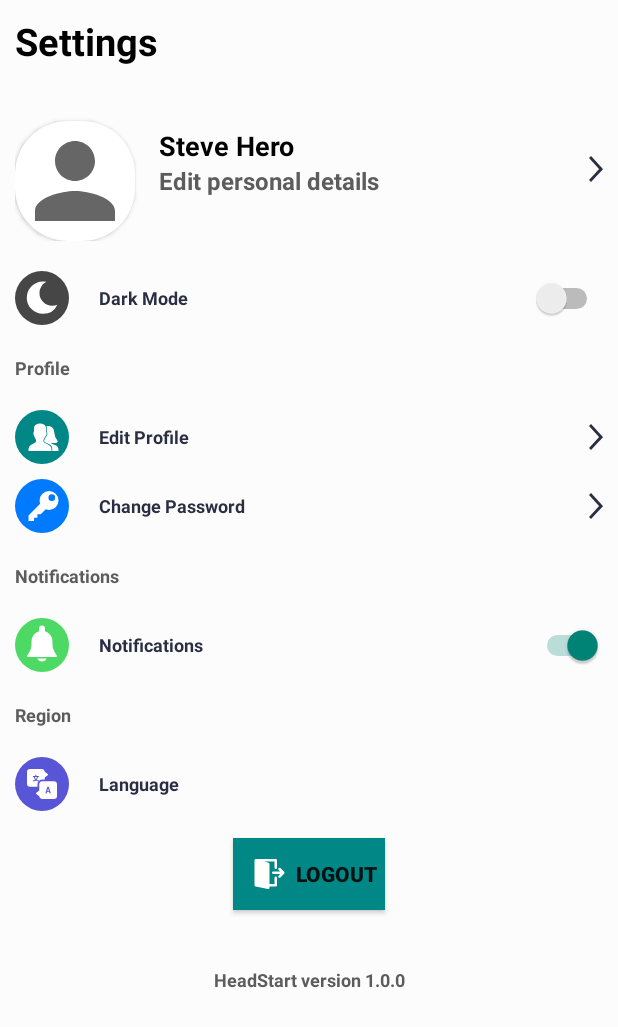
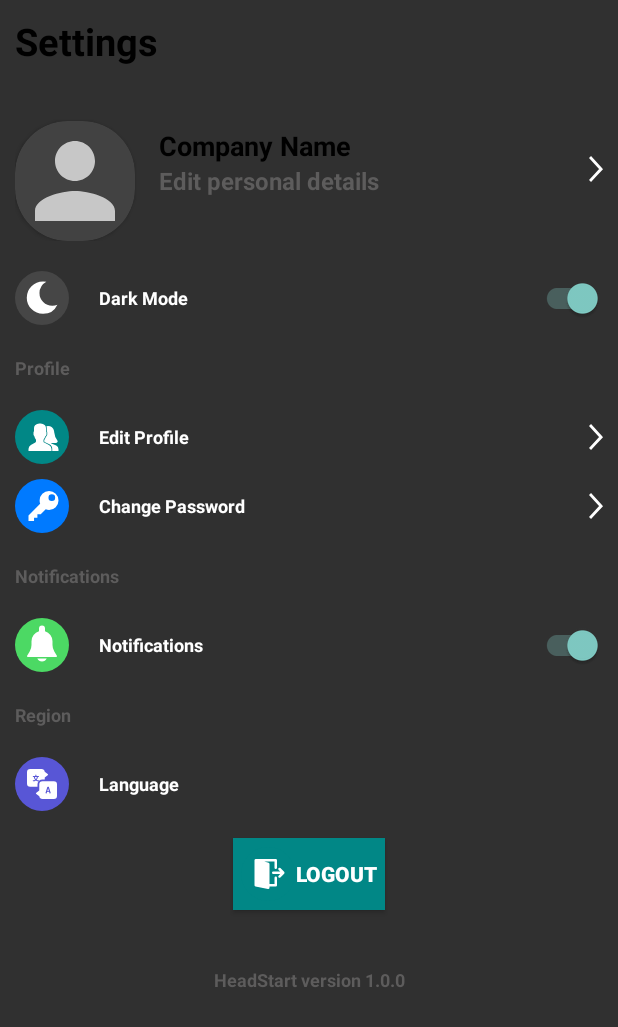
Before and after one commit to skepquilian/HeadStart, an Android app: the DriversActivity screen opened directly, with no data from a screen before it, item 5 of the bottom bar chosen, on a phone screen of 412 x 824 dp. Shown: the top 1027 px of the screen. Run offline under Robolectric (Android 15) with nearby library versions, the phone set to English and light mode, and no system bars; our stand-ins replace CircleImageView, Firebase (no records; nobody signed in at launch, a user with empty details on screens opened directly).

Commit message:
adds settings user frontend

```diff
--- a/app/src/main/java/com/example/headstart/Settings/SettingsActivity.java
+++ b/app/src/main/java/com/example/headstart/Settings/SettingsActivity.java
@@ -1,13 +1,18 @@
 package com.example.headstart.Settings;
 
 import android.content.Intent;
+import android.content.SharedPreferences;
 import android.os.Bundle;
 import android.util.Log;
 import android.view.View;
 import android.widget.Button;
+import android.widget.CompoundButton;
+import android.widget.ImageView;
 import android.widget.Toast;
 
 import androidx.appcompat.app.AppCompatActivity;
+import androidx.appcompat.app.AppCompatDelegate;
+import androidx.appcompat.widget.SwitchCompat;
 
 import com.example.headstart.AuthenticateActivities.TruckOwnerLoginForm;
 import com.example.headstart.Home.HomeActivity;
@@ -16,7 +21,10 @@ import com.google.firebase.auth.FirebaseAuth;
 
 public class SettingsActivity extends AppCompatActivity implements View.OnClickListener {
 
-//    private BottomNavigationView bottomNavigationView;
+    //private BottomNavigationView bottomNavigationView;
+    SwitchCompat modeSwitch, notificationSwitch;
+    SharedPreferences sharedPreferences = null;
+    ImageView moreImage;
 
     @Override
     protected void onCreate(Bundle savedInstanceState) {
@@ -25,16 +33,50 @@ public class SettingsActivity extends AppCompatActivity implements View.OnClickL
 
         Button logOut = findViewById(R.id.logoutBtn);
         logOut.setOnClickListener(this);
-//
-//        bottomNavigationView = findViewById(R.id.bottom_nav_bar);
-//        bottomNavigationView.setOnNavigationItemSelectedListener(this);
+
+        moreImage = findViewById(R.id.more_arrow_image);
+        modeSwitch = findViewById(R.id.darkModeSwitch);
+        notificationSwitch = findViewById(R.id.notifySwitch);
+
+
+        sharedPreferences = getSharedPreferences("night", 0);
+        Boolean boolValue = sharedPreferences.getBoolean("night_mode", true);
+        if (boolValue){
+            AppCompatDelegate.setDefaultNightMode(AppCompatDelegate.MODE_NIGHT_YES);
+            modeSwitch.setChecked(true);
+            moreImage.setImageResource(R.drawable.ic_more);
+        }
+
+        modeSwitch.setOnCheckedChangeListener(new CompoundButton.OnCheckedChangeListener() {
+            @Override
+            public void onCheckedChanged(CompoundButton buttonView, boolean isChecked) {
+                if (isChecked){
+                    AppCompatDelegate.setDefaultNightMode(AppCompatDelegate.MODE_NIGHT_YES);
+                    modeSwitch.setChecked(true);
+                    moreImage.setImageResource(R.drawable.ic_more);
+                    SharedPreferences.Editor editor = sharedPreferences.edit();
+                    editor.putBoolean("night_mode", true);
+                    editor.commit();
+                }
+                else {
+                    AppCompatDelegate.setDefaultNightMode(AppCompatDelegate.MODE_NIGHT_NO);
+                    modeSwitch.setChecked(false);
+                    moreImage.setImageResource(R.drawable.ic_more);
+                    SharedPreferences.Editor editor = sharedPreferences.edit();
+                    editor.putBoolean("night_mode", false);
+                    editor.commit();
+                }
+            }
+        });
+
+
+
 
     }
 
     @Override
     protected void onStart() {
         super.onStart();
-        //updateNavigationBarState();
     }
 
     /**
@@ -58,49 +100,6 @@ public class SettingsActivity extends AppCompatActivity implements View.OnClickL
         }
     }
 
-//    /**
-//     * Bottom Navigation bar
-//     */
-//    @Override
-//    public boolean onNavigationItemSelected(@NonNull MenuItem item) {
-//
-//        int itemId = item.getItemId();
-//
-//        if (itemId == R.id.nav_home) {
-//            //home activity
-//            startActivity(new Intent(this, HomeActivity.class));
-//            return true;
-//        } else if (itemId == R.id.nav_trucks) {
-//            //truck activity
-//            startActivity(new Intent(this, TrucksActivity.class));
-//            return true;
-//        } else if (itemId == R.id.nav_map) {
-//            //truck activity
-//            return true;
-//        } else if (itemId == R.id.nav_drivers) {
-//            //drivers activity
-//            startActivity(new Intent(this, DriversActivity.class));
-//            return true;
-//        } else if (itemId == R.id.nav_settings) {
-//            //settings activity
-//            startActivity(new Intent(this, SettingsActivity.class));
-//            return true;
-//        }
-//        return false;
-//    }
-//
-//
-//    /**
-//     * menu Item select focus function
-//     */
-//    private void updateNavigationBarState() {
-//        Menu menu = bottomNavigationView.getMenu();
-//        MenuItem menuItem = menu.getItem(4);
-//        menuItem.setChecked(true);
-//
-//        bottomNavigationView.setBackground(null);
-//        bottomNavigationView.getMenu().getItem(2).setEnabled(false);
-//    }
 
     /**
      * Logging out User.
@@ -109,7 +108,7 @@ public class SettingsActivity extends AppCompatActivity implements View.OnClickL
         FirebaseAuth.getInstance().signOut();
         startActivity(new Intent(SettingsActivity.this, TruckOwnerLoginForm.class));
         Toast.makeText(SettingsActivity.this, "Logged out", Toast.LENGTH_SHORT).show();
-        Log.i("Logging User Out","Successfully Signed out");
+        Log.i("Logging User Out", "Successfully Signed out");
     }
 
     @Override
--- /dev/null
+++ b/app/src/main/res/drawable-night/ic_more.xml
@@ -0,0 +1,11 @@
+<vector xmlns:android="http://schemas.android.com/apk/res/android"
+    android:width="9dp"
+    android:height="17dp"
+    android:viewportWidth="9.879"
+    android:viewportHeight="17.488">
+    <path
+        android:pathData="M0.723,0.69l7.72,8.094 0.046,0.048 -3.857,3.952 -3.909,4"
+        android:strokeColor="#fff"
+        android:fillColor="#00000000"
+        android:strokeWidth="2"/>
+</vector>
--- a/app/src/main/res/layout/activity_drivers.xml
+++ b/app/src/main/res/layout/activity_drivers.xml
@@ -27,8 +27,7 @@
 
             <ProgressBar
                 android:id="@+id/progressBar"
-                android:layout_width="wrap_content"
-                android:layout_height="wrap_content"
+                style="@style/viewParent"
                 android:layout_centerInParent="true"
                 android:visibility="visible" />
 
@@ -45,8 +44,7 @@
 
     <com.google.android.material.floatingactionbutton.FloatingActionButton
         android:id="@+id/addDriver_fab"
-        android:layout_width="wrap_content"
-        android:layout_height="wrap_content"
+        style="@style/viewParent"
         android:layout_alignParentEnd="true"
         android:layout_alignParentBottom="true"
         android:layout_marginEnd="10dp"
--- a/app/src/main/res/layout/activity_reset_password.xml
+++ b/app/src/main/res/layout/activity_reset_password.xml
@@ -38,9 +38,7 @@
 
     <ProgressBar
         android:id="@+id/progressBar"
-        style="?android:attr/progressBarStyle"
-        android:layout_width="wrap_content"
-        android:layout_height="wrap_content"
+        style="@style/viewParent"
         android:visibility="gone"
         app:layout_constraintBottom_toTopOf="@+id/emailAddress"
         app:layout_constraintEnd_toEndOf="parent"
--- a/app/src/main/res/layout/activity_settings.xml
+++ b/app/src/main/res/layout/activity_settings.xml
@@ -5,7 +5,6 @@
     xmlns:tools="http://schemas.android.com/tools"
     android:layout_width="match_parent"
     android:layout_height="match_parent"
-    android:background="@color/contentBodyColor"
     tools:context=".Settings.SettingsActivity">
 
     <TextView
@@ -51,7 +50,7 @@
                 <TextView
                     android:id="@+id/usernameTextView"
                     style="@style/viewParent.headerText"
-                    android:text="Steve Hero"
+                    android:text="Company Name"
                     android:textSize="18sp"
                     android:layout_toEndOf="@id/profileCircleImageView"
                     android:layout_marginTop="20dp"/>
@@ -65,6 +64,7 @@
                     android:layout_toEndOf="@id/profileCircleImageView"/>
 
                 <ImageView
+                    android:id="@+id/more_arrow_image"
                     style="@style/viewParent"
                     android:src="@drawable/ic_more"
                     android:layout_alignParentEnd="true"
@@ -72,12 +72,12 @@
                     android:contentDescription="@string/profile_image" />
             </RelativeLayout>
 
-            <Switch
+            <androidx.appcompat.widget.SwitchCompat
                 android:id="@+id/darkModeSwitch"
                 style="@style/settingsText"
                 android:drawableStart="@drawable/ic_dark_mode"
-                android:text="Dark Mode"
-                tools:ignore="UseSwitchCompatOrMaterialXml" />
+                android:text="Dark Mode"/>
+
 
             <TextView
                 style="@style/viewParent.headerText.settingsMiniTitle"
@@ -98,7 +98,8 @@
                 style="@style/viewParent.headerText.settingsMiniTitle"
                 android:text="Notifications"/>
 
-            <Switch
+            <androidx.appcompat.widget.SwitchCompat
+                android:id="@+id/notifySwitch"
                 style="@style/settingsText"
                 android:checked="true"
                 android:drawableStart="@drawable/ic_notifications"
@@ -123,7 +124,7 @@
                 android:layout_margin="18dp"
                 android:padding="5dp"
                 android:background="@color/accent_200"
-                android:text="Logout"
+                android:text="@string/logout"
                 android:textStyle="bold"
                 app:drawableLeftCompat="@drawable/ic_logout" />
 
--- a/app/src/main/res/layout/activity_trucks.xml
+++ b/app/src/main/res/layout/activity_trucks.xml
@@ -7,8 +7,7 @@
     tools:context=".Trucks.TrucksActivity">
 
     <TextView
-        android:layout_width="wrap_content"
-        android:layout_height="wrap_content"
+        style="@style/viewParent"
         android:background="@color/black"
         android:layout_centerHorizontal="true"
         android:layout_centerInParent="true"
--- a/app/src/main/res/values/colors.xml
+++ b/app/src/main/res/values-night/colors.xml
@@ -5,12 +5,12 @@
     <color name="appBackground">#1E1D20</color>
     <color name="black">#000000</color>
     <color name="white">#FFFFFFFF</color>
-<!--    <color name="grey">#d0d0d0</color>-->
+    <!--    <color name="grey">#d0d0d0</color>-->
     <color name="grey">#E6E6E6</color>
 
     <!--colors for light mode-->
-    <color name="contentBodyColor">#FCFCFC</color>
-    <color name="contentTextColor">#020000</color>
+    <color name="contentBodyColor">#000000</color>
+    <color name="contentTextColor">#FFFFFF</color>
     <color name="imageBorderColor">#E01E7A</color>
-    <color name="miniTitle">#2A2E43</color>
-</resources>
+    <color name="miniTitle">#FFFFFF</color>
+</resources><?xml version="1.0" encoding="utf-8"?>
--- a/app/src/main/res/values-night/themes.xml
+++ /dev/null
@@ -1,23 +0,0 @@
-<resources>
-    <!-- Base application theme. -->
-    <style name="AppTheme" parent="Theme.AppCompat.DayNight.NoActionBar">
-        <!-- Customize your theme here. -->
-        <item name="colorPrimary">@color/accent_200</item>
-        <item name="colorPrimaryDark">@color/accent_100</item>
-        <item name="colorSecondary">@color/black</item>
-    </style>
-    <style name="AppTheme.NoActionBar">
-        <item name = "windowActionBar">false</item>
-        <item name="windowNoTitle">true</item>
-    </style>
-
-    <!--    Action Bar for Home page-->
-    <style name="ActivitiesTheme" parent="Theme.AppCompat.DayNight.DarkActionBar">
-        <!-- Customize your theme here. -->
-        <item name="colorPrimary">@color/accent_200</item>
-        <item name="colorPrimaryDark">@color/accent_100</item>
-        <item name="colorSecondary">@color/black</item>
-    </style>
-
-
-</resources>
--- a/app/src/main/res/values/dimens.xml
+++ b/app/src/main/res/values/dimens.xml
@@ -1,4 +1,5 @@
 <?xml version="1.0" encoding="utf-8"?>
 <resources>
     <dimen name="headerTextSize">25sp</dimen>
+    <dimen name="textFormat">16sp</dimen>
 </resources>
--- a/app/src/main/res/values/strings.xml
+++ b/app/src/main/res/values/strings.xml
@@ -36,4 +36,6 @@
     <string name="fetching_data">Fetching Data.....</string>
     <string name="my_settings">Settings</string>
     <string name="profile_image">profile Image</string>
+    <string name="night">Night</string>
+    <string name="light">Light</string>
 </resources>
--- a/app/src/main/res/values/styles.xml
+++ b/app/src/main/res/values/styles.xml
@@ -1,6 +1,18 @@
 <?xml version="1.0" encoding="utf-8"?>
 <resources>
-    <!--styles for education app-->
+    <!--    Action Bar for page activities (HomePage, TruckPage, DriversPage-->
+    <style name="ActivitiesTheme" parent="Theme.AppCompat.Light.DarkActionBar">
+        <!-- Customize your theme here. -->
+        <item name="colorPrimary">@color/accent_200</item>
+        <item name="colorPrimaryVariant">@color/accent_100</item>
+        <item name="colorOnPrimary">@color/white</item>
+        <!-- Secondary brand color. -->
+        <item name="colorSecondary">@color/accent_200</item>
+        <item name="colorSecondaryVariant">@color/black</item>
+        <item name="colorOnSecondary">@color/accent_100</item>
+    </style>
+
+    <!--styles-->
     <style name="viewParent">
         <item name="android:layout_width">wrap_content</item>
         <item name="android:layout_height">wrap_content</item>
--- a/app/src/main/res/values/themes.xml
+++ b/app/src/main/res/values/themes.xml
@@ -1,29 +1,19 @@
 <resources>
     <!-- Base application theme. -->
-    <style name="AppTheme" parent="Theme.AppCompat.Light.NoActionBar">
+    <style name="AppTheme" parent="Theme.AppCompat.DayNight.DarkActionBar">
         <!-- Customize your theme here. -->
         <item name="colorPrimary">@color/accent_200</item>
-        <item name="colorPrimaryVariant">@color/accent_100</item>
+        <item name="colorPrimaryVariant">@color/black</item>
         <item name="colorOnPrimary">@color/white</item>
         <!-- Secondary brand color. -->
         <item name="colorSecondary">@color/accent_200</item>
         <item name="colorSecondaryVariant">@color/black</item>
         <item name="colorOnSecondary">@color/accent_100</item>
     </style>
-    <style name="AppTheme.NoActionBar">
-        <item name = "windowActionBar">false</item>
+
+    <style name="AppTheme." parent="Theme.AppCompat.DayNight.DarkActionBar">
+        <item name="windowActionBar">false</item>
         <item name="windowNoTitle">true</item>
     </style>
 
-<!--    Action Bar for page activities (HomePage, TruckPage, DriversPage, Settings-->
-    <style name="ActivitiesTheme" parent="Theme.AppCompat.Light.DarkActionBar">
-        <!-- Customize your theme here. -->
-        <item name="colorPrimary">@color/accent_200</item>
-        <item name="colorPrimaryVariant">@color/accent_100</item>
-        <item name="colorOnPrimary">@color/white</item>
-        <!-- Secondary brand color. -->
-        <item name="colorSecondary">@color/accent_200</item>
-        <item name="colorSecondaryVariant">@color/black</item>
-        <item name="colorOnSecondary">@color/accent_100</item>
-    </style>
 </resources>
```
Also changed, not shown: app/src/main/AndroidManifest.xml (+9 -5 lines), app/src/main/res/layout/activity_bottom_navigation_snippet.xml (+10 -12 lines), app/src/main/res/layout/dialog_add_driver.xml (+19 -22 lines), app/src/main/res/layout/truck_owner_login_activity.xml (+6 -10 lines), app/src/main/res/layout/truck_owner_register_activity.xml (+17 -19 lines).
